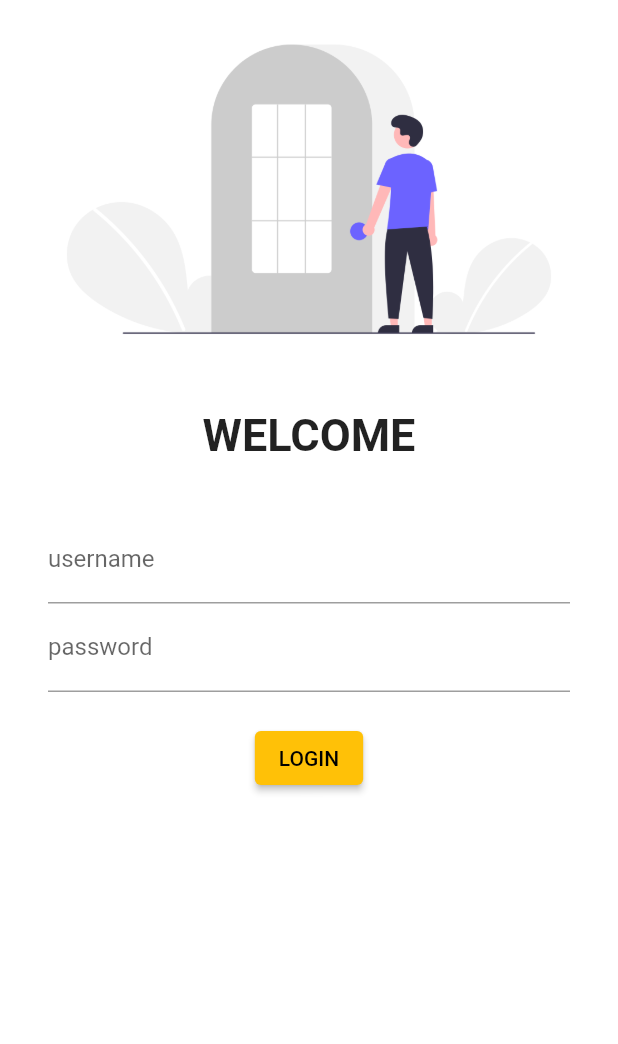
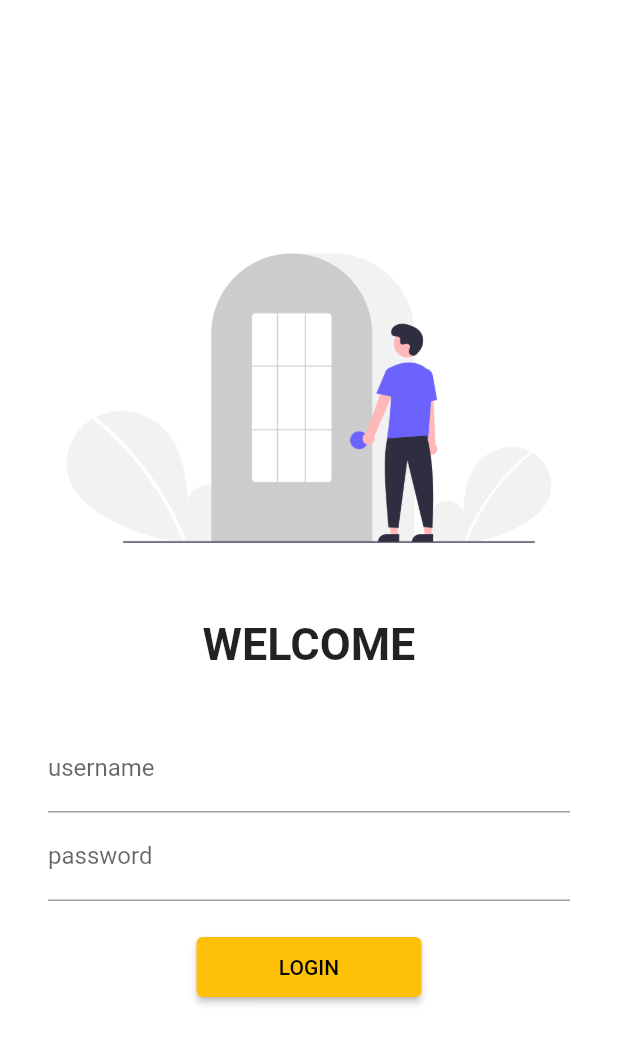
Before and after one commit to shivanshmaheshwari/intro, a Flutter app: the screen it shows after launch, on a phone screen of 412 x 824 dp. Shown: the top 1044 px of the screen. Run offline on Flutter 3.47's test engine with Material 2 defaults, Android fonts, the phone set to English and light mode, and no system bars; our stand-ins replace google_fonts.

Commit message:
day 5 completed

```diff
--- a/lib/main.dart
+++ b/lib/main.dart
@@ -2,6 +2,7 @@ import 'package:flutter/material.dart';
 import 'package:google_fonts/google_fonts.dart';
 import 'package:intro/pages/home_page.dart';
 import 'package:intro/pages/login_page.dart';
+import 'utils/routes.dart';
 
 void main() {
   runApp(Myapp());
@@ -18,8 +19,8 @@ class Myapp extends StatelessWidget {
       ),
       initialRoute: "/login_page",
       routes: {
-        "/login_page": (context) => LoginPage(),
-        "/home": (context) => homePage(),
+        MyRoutes.login_page: (context) => LoginPage(),
+        MyRoutes.home_page: (context) => homePage(),
       },
     );
   }
--- a/lib/pages/login_page.dart
+++ b/lib/pages/login_page.dart
@@ -1,6 +1,7 @@
 import 'dart:ui';
 
 import 'package:flutter/material.dart';
+import 'package:intro/utils/routes.dart';
 
 class LoginPage extends StatelessWidget {
   const LoginPage({Key? key}) : super(key: key);
@@ -10,6 +11,7 @@ class LoginPage extends StatelessWidget {
     return Material(
       color: Colors.white,
       child: Center(
+        child: SingleChildScrollView(
           child: Column(children: [
             Image.asset("assets/images/login_image.png", fit: BoxFit.cover),
             //for space
@@ -51,13 +53,17 @@ class LoginPage extends StatelessWidget {
                   ElevatedButton(
                       // style: TextButton.styleFrom(),
                       child: const Text("LOGIN"),
-                  onPressed: () => {print("welcome")},
-                )
+                      style: TextButton.styleFrom(
+                          minimumSize: const Size(150, 40)),
+                      onPressed: () {
+                        Navigator.pushNamed(context, MyRoutes.home_page);
+                      })
                 ],
               ),
             )
           ]),
         ),
+      ),
     );
   }
 }
--- /dev/null
+++ b/lib/utils/routes.dart
@@ -0,0 +1,4 @@
+class MyRoutes {
+  static String login_page = "/login_page";
+  static String home_page = "/home";
+}
```
Lines whose indentation alone changed are shown as unchanged.
